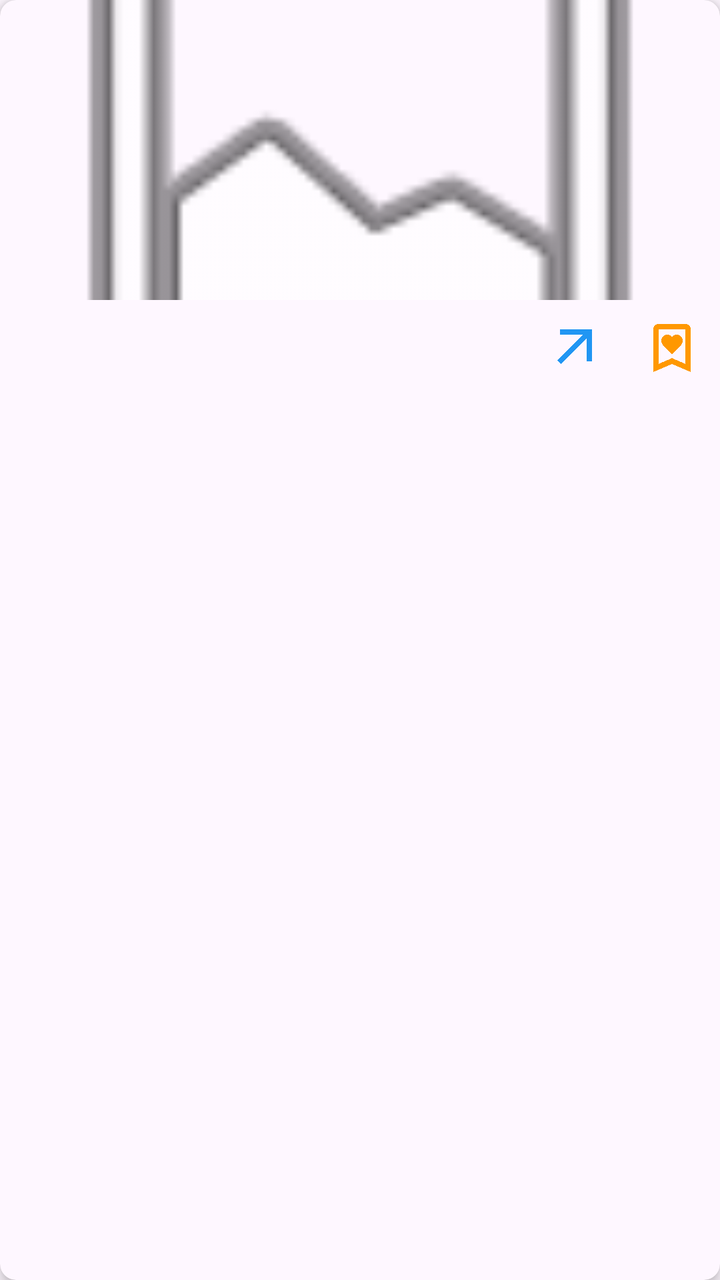
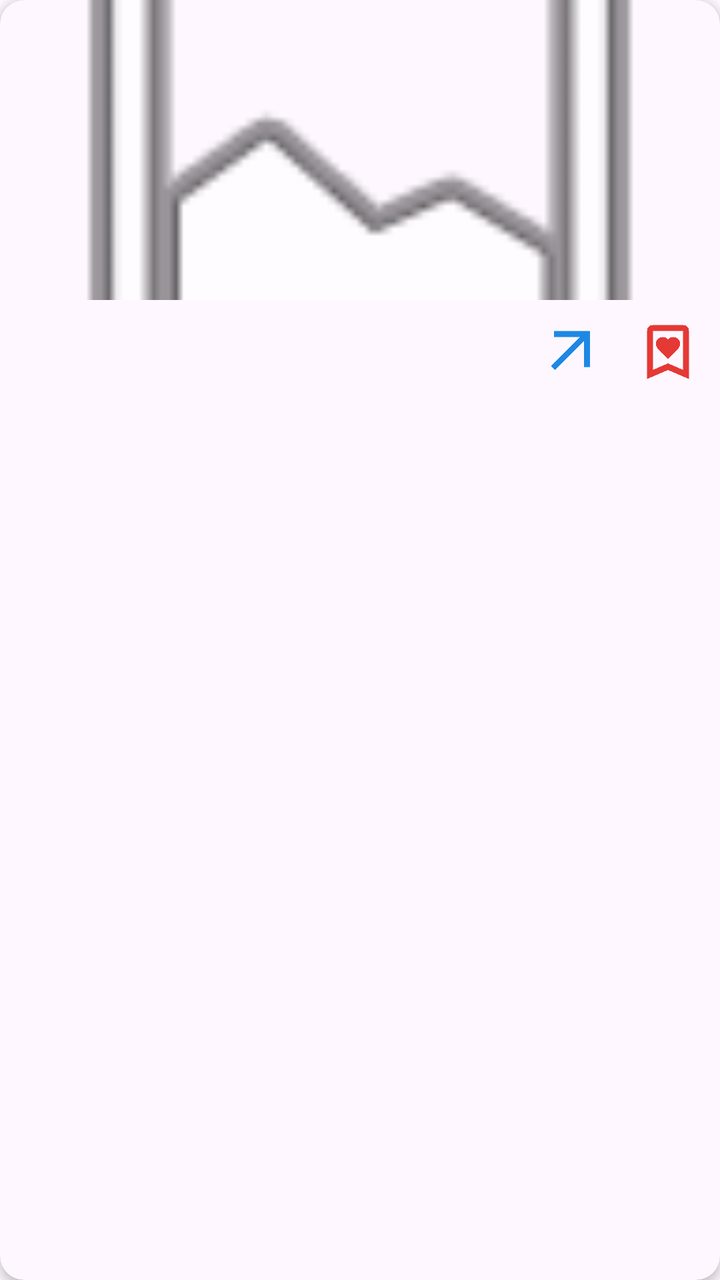

Two renders of the same Android screen: before a commit and after it. Below are the layout's source before the change and the commit's diff.
<!-- AndroidManifest.xml: application theme Theme.TheCatalogue -->
<!-- res/layout/item_cat.xml -->
<?xml version="1.0" encoding="utf-8"?>
<androidx.cardview.widget.CardView xmlns:android="http://schemas.android.com/apk/res/android"
    xmlns:app="http://schemas.android.com/apk/res-auto"
    android:layout_width="match_parent"
    android:layout_height="wrap_content"
    android:layout_margin="4dp"
    app:cardCornerRadius="8dp"
    app:cardElevation="4dp"
    app:cardBackgroundColor="?attr/colorSurface">

    <LinearLayout
        android:layout_width="match_parent"
        android:layout_height="wrap_content"
        android:orientation="vertical">

        <FrameLayout
            android:layout_width="match_parent"
            android:layout_height="150dp">

            <ImageView
                android:id="@+id/catImage"
                android:layout_width="match_parent"
                android:layout_height="match_parent"
                android:scaleType="centerCrop"
                android:src="@android:drawable/ic_menu_gallery" />

            <ProgressBar
                android:id="@+id/loadingSpinner"
                android:layout_width="wrap_content"
                android:layout_height="wrap_content"
                android:layout_gravity="center"
                android:indeterminateTint="@color/purple_500" />
        </FrameLayout>

        <LinearLayout
            android:layout_width="match_parent"
            android:layout_height="wrap_content"
            android:orientation="horizontal"
            android:gravity="end"
            android:padding="8dp">

            <ImageButton
                android:id="@+id/btnShare"
                android:layout_width="32dp"
                android:layout_height="32dp"
                android:src="@drawable/ic_share"
                android:background="?attr/selectableItemBackgroundBorderless"
                android:scaleType="fitCenter"
                android:layout_marginEnd="16dp"
                android:contentDescription="Share"
                app:tint="#2196F3" />

            <ImageButton
                android:id="@+id/btnFavourite"
                android:layout_width="32dp"
                android:layout_height="32dp"
                android:src="@drawable/ic_favourite"
                android:background="?attr/selectableItemBackgroundBorderless"
                android:scaleType="fitCenter"
                android:contentDescription="Save to Favourites"
                app:tint="#FF9800" />

        </LinearLayout>

    </LinearLayout>
</androidx.cardview.widget.CardView>
<!-- resources referenced by this layout -->
<resources>
  <color name="purple_500">#6200EE</color>
  <!-- drawable ic_favourite (drawable) -->
  <vector xmlns:android="http://schemas.android.com/apk/res/android" android:height="24dp" android:tint="#000000" android:viewportHeight="960" android:viewportWidth="960" android:width="24dp">
        
      <path android:fillColor="@android:color/white" android:pathData="M480,572Q531,525 562.5,494.5Q594,464 611,442Q628,420 634,403.5Q640,387 640,368Q640,332 614,306Q588,280 552,280Q531,280 511.5,288.5Q492,297 480,312Q468,297 449,288.5Q430,280 408,280Q372,280 346,306Q320,332 320,368Q320,387 325.5,403Q331,419 348,441Q365,463 396,493.5Q427,524 480,572ZM200,840L200,200Q200,167 223.5,143.5Q247,120 280,120L680,120Q713,120 736.5,143.5Q760,167 760,200L760,840L480,720L200,840ZM280,718L480,632L680,718L680,200Q680,200 680,200Q680,200 680,200L280,200Q280,200 280,200Q280,200 280,200L280,718ZM280,200L280,200Q280,200 280,200Q280,200 280,200L680,200Q680,200 680,200Q680,200 680,200L680,200L480,200L280,200Z"/>
      
  </vector>
  <!-- drawable ic_share (drawable) -->
  <vector xmlns:android="http://schemas.android.com/apk/res/android" android:autoMirrored="true" android:height="24dp" android:tint="#000000" android:viewportHeight="960" android:viewportWidth="960" android:width="24dp">
        
      <path android:fillColor="@android:color/white" android:pathData="M256,720L200,664L584,280L240,280L240,200L720,200L720,680L640,680L640,336L256,720Z"/>
      
  </vector>
  <style name="Theme.TheCatalogue" parent="Base.Theme.TheCatalogue" />
  <style name="Base.Theme.TheCatalogue" parent="Theme.Material3.DayNight.NoActionBar">
          <item name="colorOnPrimary">@color/white</item>
          <item name="android:statusBarColor">?attr/colorPrimaryVariant</item>
          <item name="android:textColorPrimary">?attr/colorOnSurface</item>
      </style>
  <color name="white">#FFFFFFFF</color>
</resources>

<!-- the commit's change to res/layout/item_cat.xml (unified diff, before → after) -->
@@ -4,8 +4,8 @@
     android:layout_width="match_parent"
     android:layout_height="wrap_content"
     android:layout_margin="4dp"
-    app:cardCornerRadius="8dp"
-    app:cardElevation="4dp"
+    app:cardCornerRadius="12dp"
+    app:cardElevation="3dp"
     app:cardBackgroundColor="?attr/colorSurface">
 
     <LinearLayout
@@ -21,6 +21,7 @@
                 android:id="@+id/catImage"
                 android:layout_width="match_parent"
                 android:layout_height="match_parent"
+                android:contentDescription="@string/app_name"
                 android:scaleType="centerCrop"
                 android:src="@android:drawable/ic_menu_gallery" />
 
@@ -29,7 +30,7 @@
                 android:layout_width="wrap_content"
                 android:layout_height="wrap_content"
                 android:layout_gravity="center"
-                android:indeterminateTint="@color/purple_500" />
+                android:indeterminateTint="@color/primary" />
         </FrameLayout>
 
         <LinearLayout
@@ -41,24 +42,24 @@
 
             <ImageButton
                 android:id="@+id/btnShare"
-                android:layout_width="32dp"
-                android:layout_height="32dp"
+                android:layout_width="36dp"
+                android:layout_height="36dp"
                 android:src="@drawable/ic_share"
                 android:background="?attr/selectableItemBackgroundBorderless"
                 android:scaleType="fitCenter"
-                android:layout_marginEnd="16dp"
-                android:contentDescription="Share"
-                app:tint="#2196F3" />
+                android:layout_marginEnd="12dp"
+                android:contentDescription="@string/share_via"
+                app:tint="@color/share_blue" />
 
             <ImageButton
                 android:id="@+id/btnFavourite"
-                android:layout_width="32dp"
-                android:layout_height="32dp"
+                android:layout_width="36dp"
+                android:layout_height="36dp"
                 android:src="@drawable/ic_favourite"
                 android:background="?attr/selectableItemBackgroundBorderless"
                 android:scaleType="fitCenter"
-                android:contentDescription="Save to Favourites"
-                app:tint="#FF9800" />
+                android:contentDescription="@string/nav_my_favourites"
+                app:tint="@color/fav_red" />
 
         </LinearLayout>
 
<!-- resource entries referenced after the edit -->
@@ -1,6 +1,8 @@
 <!-- resources referenced by this layout -->
 <resources>
-  <color name="purple_500">#6200EE</color>
+  <color name="fav_red">#E53935</color>
+  <color name="primary">#6750A4</color>
+  <color name="share_blue">#1E88E5</color>
   <!-- drawable ic_favourite (drawable) -->
   <vector xmlns:android="http://schemas.android.com/apk/res/android" android:height="24dp" android:tint="#000000" android:viewportHeight="960" android:viewportWidth="960" android:width="24dp">
         
@@ -13,12 +15,28 @@
       <path android:fillColor="@android:color/white" android:pathData="M256,720L200,664L584,280L240,280L240,200L720,200L720,680L640,680L640,336L256,720Z"/>
       
   </vector>
-  <style name="Theme.TheCatalogue" parent="Base.Theme.TheCatalogue" />
-  <style name="Base.Theme.TheCatalogue" parent="Theme.Material3.DayNight.NoActionBar">
-          <item name="colorOnPrimary">@color/white</item>
-          <item name="android:statusBarColor">?attr/colorPrimaryVariant</item>
-          <item name="android:textColorPrimary">?attr/colorOnSurface</item>
+  <string name="app_name">The Cat-alogue</string>
+  <string name="nav_my_favourites">My Favourites</string>
+  <string name="share_via">Share via</string>
+  <style name="Theme.TheCatalogue" parent="Theme.Material3.DayNight.NoActionBar">
+          <item name="colorPrimary">@color/primary</item>
+          <item name="colorOnPrimary">@color/on_primary</item>
+          <item name="colorPrimaryContainer">@color/primary_container</item>
+          <item name="colorOnPrimaryContainer">@color/on_primary_container</item>
+  
+          <item name="colorSecondary">@color/secondary</item>
+          <item name="colorOnSecondary">@color/on_secondary</item>
+          <item name="colorSecondaryContainer">@color/secondary_container</item>
+  
+          <item name="android:statusBarColor">@color/primary</item>
+          <item name="android:navigationBarColor">@color/surface_light</item>
       </style>
-  <color name="white">#FFFFFFFF</color>
+  <color name="on_primary">#FFFFFF</color>
+  <color name="primary_container">#EADDFF</color>
+  <color name="on_primary_container">#21005D</color>
+  <color name="secondary">#8F4C38</color>
+  <color name="on_secondary">#FFFFFF</color>
+  <color name="secondary_container">#FFDAD2</color>
+  <color name="surface_light">#FFF8F6</color>
 </resources>
 
